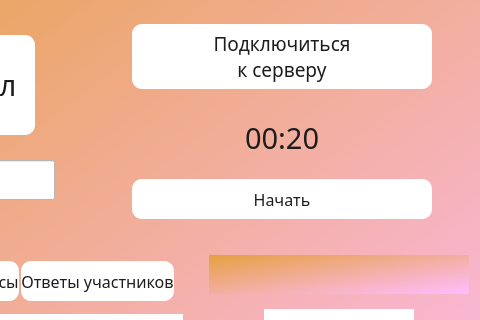
Old version of the form Client/jeducation-v0.1/learning.ui in the repository Avedik/Desktop-application-IEducation; both pictures show x 320 to 800 and y 0 to 320 of the 800 by 600 pixel window.
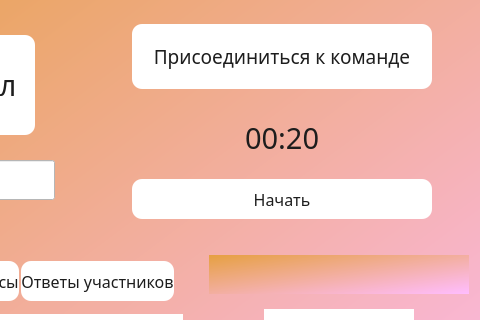
New version of the form.

Commit message: Перенаправил сохранение аудио во временную папку

What changed in the file:
```diff
--- a/Client/jeducation-v0.1/learning.ui
+++ b/Client/jeducation-v0.1/learning.ui
@@ -210,8 +210,7 @@
 </string>
            </property>
            <property name="text">
-            <string>Подключиться
-к серверу</string>
+            <string>Присоединиться к команде</string>
            </property>
            <property name="autoDefault">
             <bool>false</bool>
```
The commit also changes 2 other files.
